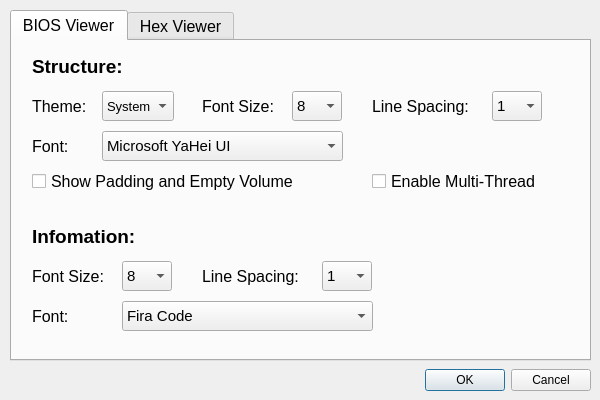
stephan-zhuchen/BIOS-Viewer, file Window/SettingsDialog.ui: the form before one commit.
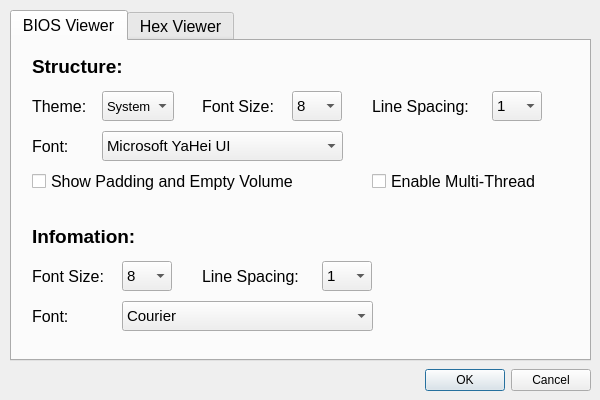
The form after the commit. Icons and pictures are not drawn.

What changed in the file:
```diff
--- a/Window/SettingsDialog.ui
+++ b/Window/SettingsDialog.ui
@@ -510,11 +510,6 @@
        <pointsize>11</pointsize>
       </font>
      </property>
-     <item>
-      <property name="text">
-       <string>Fira Code</string>
-      </property>
-     </item>
      <item>
       <property name="text">
        <string>Courier</string>
```
Left out of the diff: 5 changed lines with no effect on the pictures.
